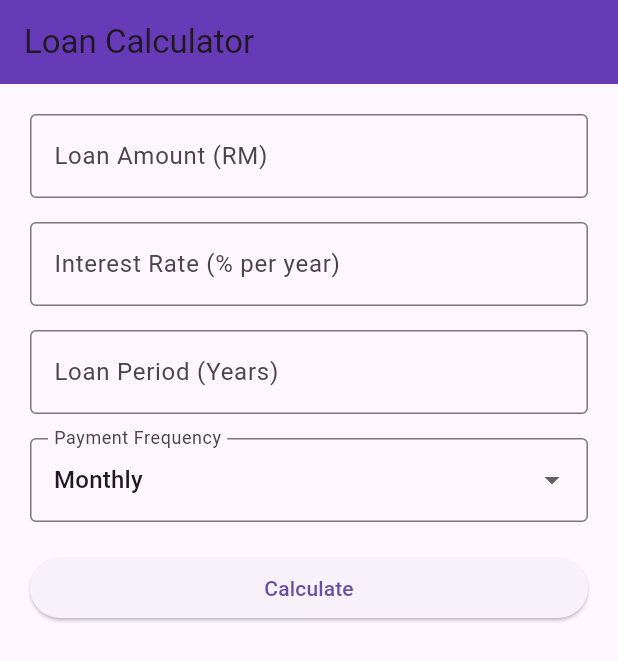
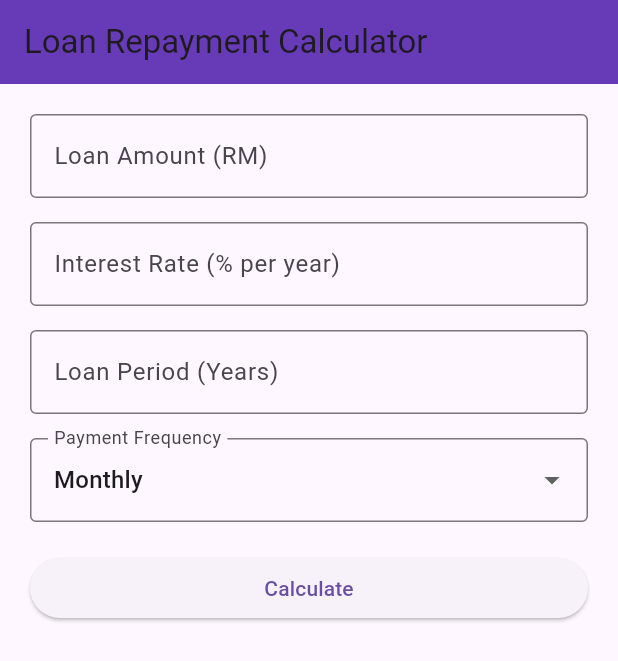
Before and after one commit to mily86/Loan-calculator, a Flutter app: the screen it shows after launch, on a phone screen of 412 x 824 dp. Shown: the top 661 px of the screen. Run offline on Flutter 3.47's test engine with Material 3 defaults, Android fonts, the phone set to English and light mode, and no system bars.

Commit message:
Update title to Loan Repayment Calculator

```diff
--- a/lib/loancalculator_screen.dart
+++ b/lib/loancalculator_screen.dart
@@ -23,7 +23,7 @@ class _LoanCalculatorScreenState extends State<LoanCalculatorScreen> {
   Widget build(BuildContext context) {
     return Scaffold(
       appBar: AppBar(
-        title: Text("Loan Calculator"),
+        title: Text("Loan Repayment Calculator"),
         backgroundColor: Colors.deepPurple,
       ),
       body: Padding(
```
Also changed, not shown: 2 other files.
